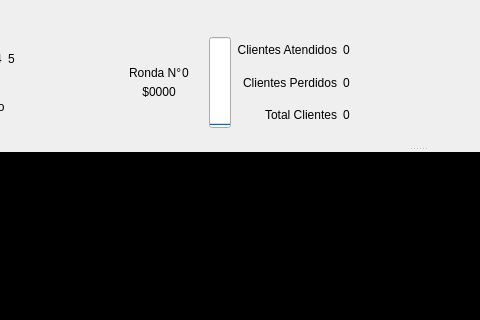
Above: Tareas/T02/frontend/layout/game.ui from benjavicente/iic2233 before the change; both pictures show x 104 to 584 and y 0 to 320 of the 1043 by 670 pixel window. Below: the same form after it.
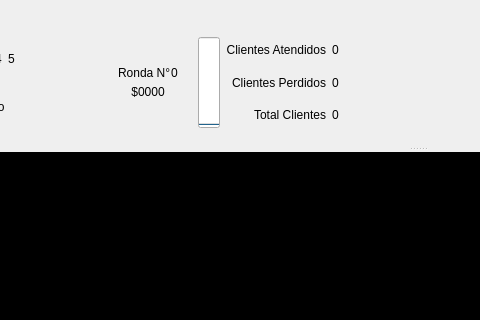
That is the form after the change. Icons and pictures are not drawn.

Commit message: Tamaño mínimo de datos

Patch:
```diff
--- a/Tareas/T02/frontend/layout/game.ui
+++ b/Tareas/T02/frontend/layout/game.ui
@@ -652,6 +652,12 @@
         </item>
         <item row="2" column="2">
          <widget class="QLabel" name="total_orders">
+          <property name="minimumSize">
+           <size>
+            <width>30</width>
+            <height>0</height>
+           </size>
+          </property>
           <property name="text">
            <string>0</string>
           </property>
@@ -659,6 +665,12 @@
         </item>
         <item row="1" column="2">
          <widget class="QLabel" name="failed_orders">
+          <property name="minimumSize">
+           <size>
+            <width>30</width>
+            <height>0</height>
+           </size>
+          </property>
           <property name="text">
            <string>0</string>
           </property>
@@ -672,6 +684,12 @@
             <verstretch>0</verstretch>
            </sizepolicy>
           </property>
+          <property name="minimumSize">
+           <size>
+            <width>30</width>
+            <height>0</height>
+           </size>
+          </property>
           <property name="text">
            <string>0</string>
           </property>
```
